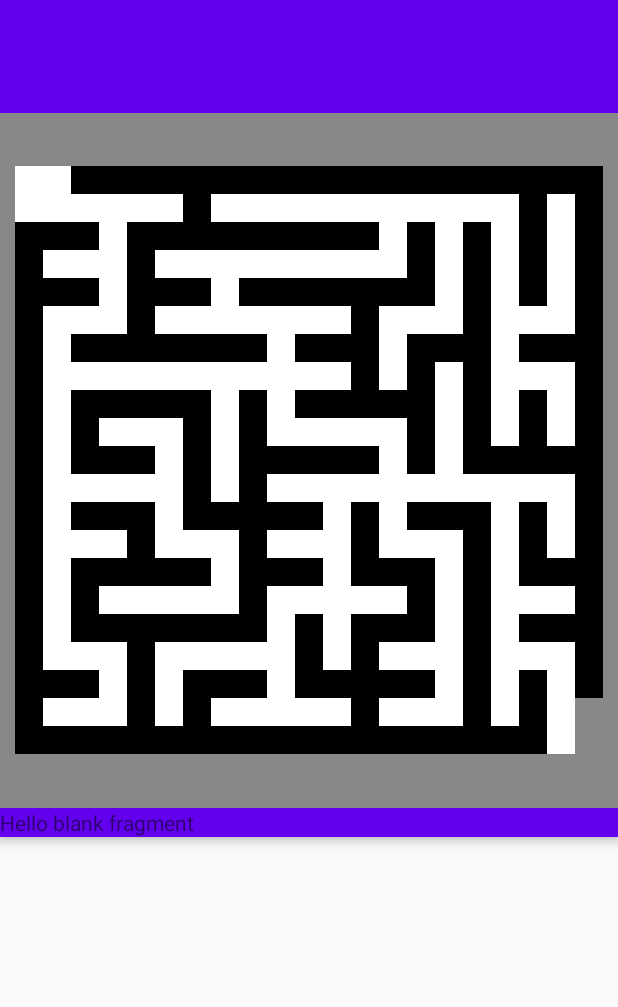
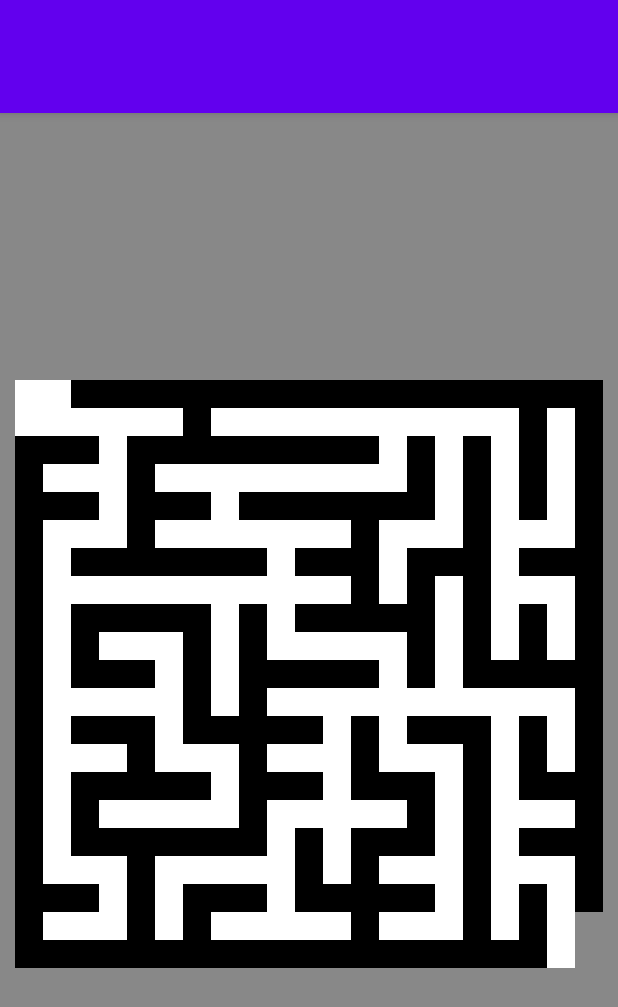
Before and after one commit to TechPiranja/Kugellabyrinth, an Android app: the screen it shows after launch (MainActivity), on a phone screen of 412 x 824 dp. Shown: the top 1007 px of the screen. Run offline under Robolectric (Android 15) with nearby library versions, the phone set to English and light mode, and no system bars.

Commit message:
fragment now uses view

```diff
--- a/app/src/main/java/com/example/kugellabyrinth/GameFieldFragment.java
+++ b/app/src/main/java/com/example/kugellabyrinth/GameFieldFragment.java
@@ -9,10 +9,12 @@ import android.view.ViewGroup;
 public class GameFieldFragment extends Fragment {
 
     private Accelerometer accelerometer;
+    private GameView gameView;
 
     @Override
     public View onCreateView(LayoutInflater inflater, ViewGroup container,
                              Bundle savedInstanceState) {
+        gameView = new GameView(getActivity());
         accelerometer = new Accelerometer(requireActivity());
         accelerometer.setListener(new Accelerometer.Listener(){
 
@@ -20,12 +22,13 @@ public class GameFieldFragment extends Fragment {
             public void onTranslation(float tx, float ty, float tz) {
                 if (tx > 1.0f){
                     System.out.println("GAME: its turning left" + tx);
+                    gameView.MyTest();
                 } else if (tx < -1.0f) {
                     System.out.println("GAME: its turning right" + tx);
                 }
             }
         });
-        return inflater.inflate(R.layout.fragment_game_field, container);
+        return gameView;
     }
 
     @Override
@@ -40,4 +43,5 @@ public class GameFieldFragment extends Fragment {
         accelerometer.unregister();
         System.out.println("onPause");
     }
+
 }
--- a/app/src/main/java/com/example/kugellabyrinth/GameView.java
+++ b/app/src/main/java/com/example/kugellabyrinth/GameView.java
@@ -5,16 +5,14 @@ import android.graphics.Canvas;
 import android.graphics.Color;
 import android.graphics.Paint;
 import android.graphics.Rect;
-import android.util.AttributeSet;
-import android.util.Log;
 import android.view.View;
+import android.widget.RelativeLayout;
 
-import androidx.annotation.Nullable;
 
 import java.io.IOException;
 import java.io.InputStream;
 
-public class GameView extends View{
+public class GameView extends View {
 
     Context context;
     private Paint wallPaint, spacePaint, playerPaint, startPaint, finishPaint;
@@ -25,9 +23,9 @@ public class GameView extends View{
     private Rect r;
     private String maze;
 
-    public GameView(Context context, @Nullable AttributeSet attrs) {
-        super(context, attrs);
-        this.context =context;
+    public GameView(Context context) {
+        super(context);
+        this.context = context;
         wallPaint = new Paint();
         wallPaint.setColor(Color.BLACK);
 
@@ -44,8 +42,13 @@ public class GameView extends View{
         spacePaint.setColor(Color.WHITE);
     }
 
+    public void MyTest() {
+        System.out.println("Verbindung erfolgreich");
+    }
+
     @Override
     protected void onDraw(Canvas canvas) {
+        super.onDraw(canvas);
         canvas.drawColor(Color.GRAY);
 
         try {
--- a/app/src/main/res/layout/activity_main.xml
+++ b/app/src/main/res/layout/activity_main.xml
@@ -5,7 +5,10 @@
     android:layout_width="match_parent"
     android:layout_height="match_parent"
     tools:context=".MainActivity">
-
+    <LinearLayout
+        android:layout_width="match_parent"
+        android:layout_height="match_parent"
+        android:orientation="vertical">
         <com.google.android.material.appbar.AppBarLayout
             android:layout_width="match_parent"
             android:layout_height="wrap_content"
@@ -20,20 +23,14 @@
                 android:layout_height="match_parent"
                 android:background="?attr/colorPrimary"
                 app:popupTheme="@style/AppTheme.PopupOverlay" />
-
-        <view
-            android:id="@+id/view"
-            class="com.example.kugellabyrinth.GameView"
-            android:layout_width="match_parent"
-            android:layout_height="463dp"
-            android:baselineAligned="false" />
-
+        </com.google.android.material.appbar.AppBarLayout>
         <fragment
             android:id="@+id/fragment"
             android:name="com.example.kugellabyrinth.GameFieldFragment"
-            android:layout_width="match_parent"
-            android:layout_height="match_parent" />
+            android:layout_width="wrap_content"
+            android:layout_height="wrap_content" />
+    </LinearLayout>
 
-    </com.google.android.material.appbar.AppBarLayout>
+
 
 </androidx.coordinatorlayout.widget.CoordinatorLayout>
--- a/app/src/main/res/layout/fragment_game_field.xml
+++ /dev/null
@@ -1,14 +0,0 @@
-<?xml version="1.0" encoding="utf-8"?>
-<FrameLayout xmlns:android="http://schemas.android.com/apk/res/android"
-    xmlns:tools="http://schemas.android.com/tools"
-    android:layout_width="match_parent"
-    android:layout_height="match_parent"
-    tools:context=".GameFieldFragment">
-
-    <!-- TODO: Update blank fragment layout -->
-    <TextView
-        android:layout_width="match_parent"
-        android:layout_height="match_parent"
-        android:text="@string/hello_blank_fragment" />
-
-</FrameLayout>
```
Lines whose indentation alone changed are shown as unchanged.
